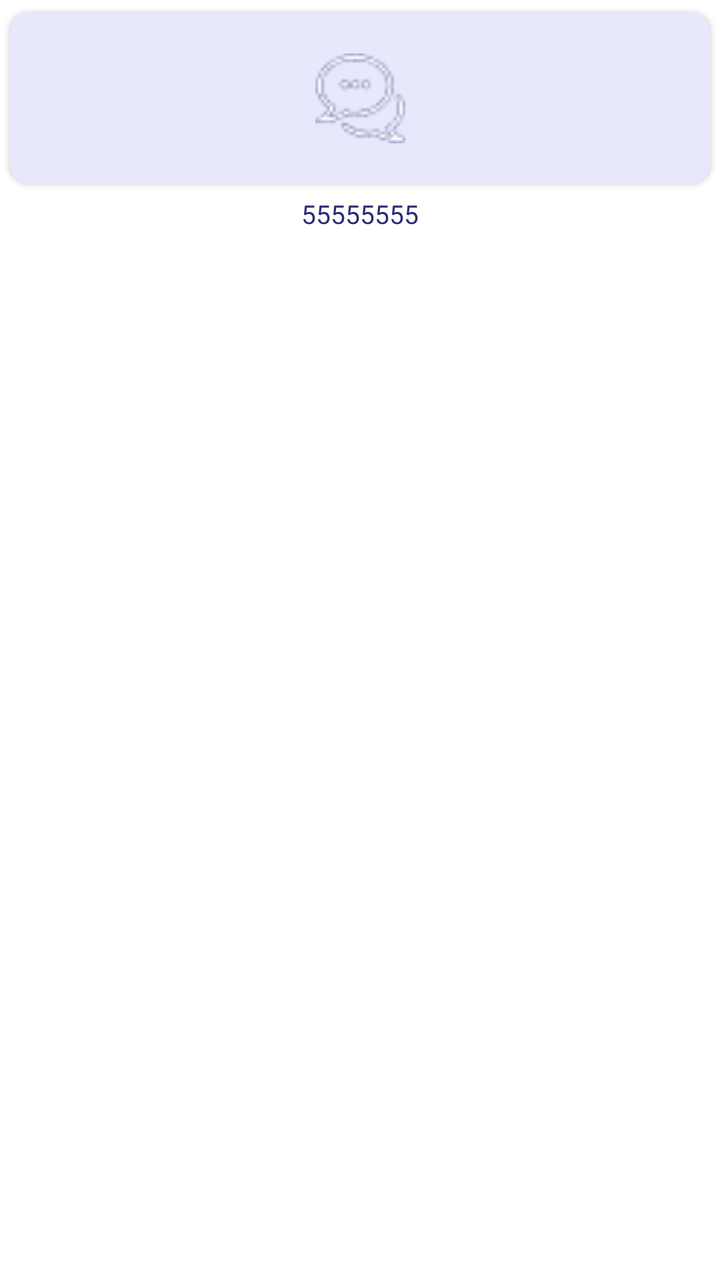
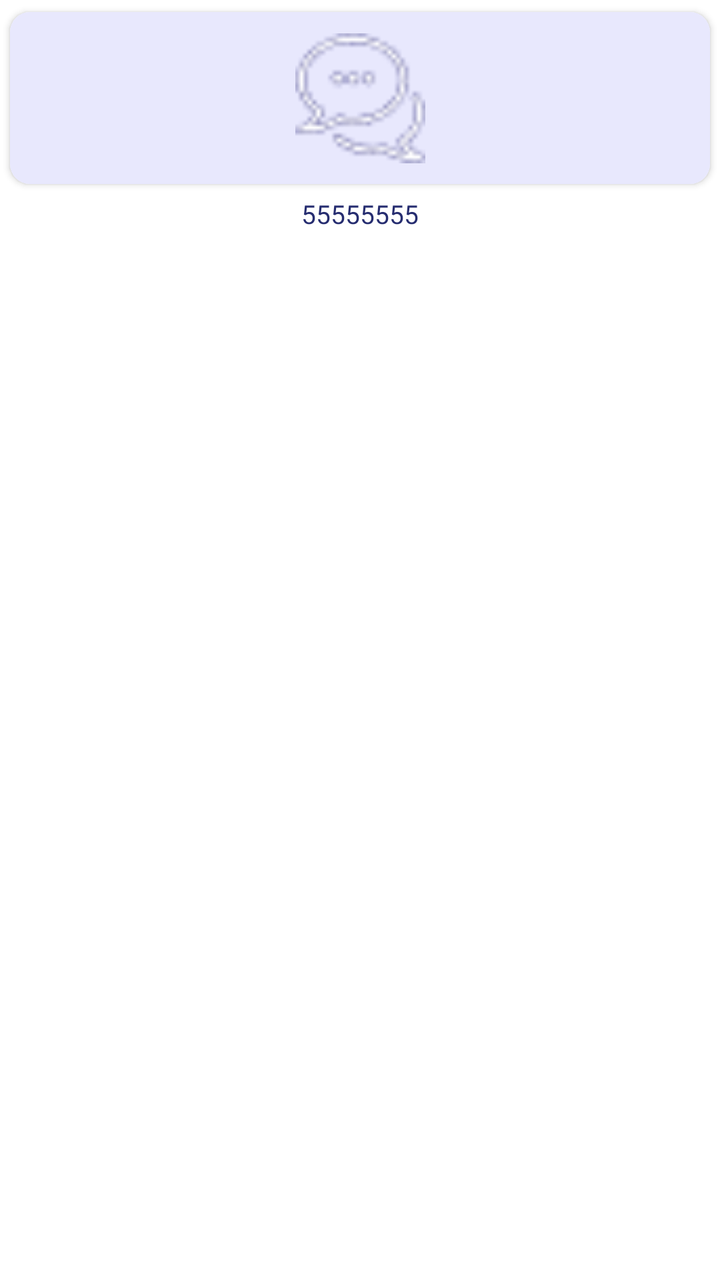

Screens rendered from an Android XML layout before and after an edit, with the pre-edit source and the edit as a unified diff.
<!-- AndroidManifest.xml: application theme Theme.NewDesign -->
<!-- res/layout/item_layout_medicalrvservices.xml -->
<?xml version="1.0" encoding="utf-8"?>
<androidx.constraintlayout.widget.ConstraintLayout
        xmlns:android="http://schemas.android.com/apk/res/android"
        android:layout_width="match_parent"
        android:layout_height="wrap_content"
        xmlns:app="http://schemas.android.com/apk/res-auto">

    <androidx.cardview.widget.CardView
            android:id="@+id/cardview"
            android:layout_width="match_parent"
            android:layout_height="wrap_content"
            app:cardCornerRadius="10dp"
            app:cardUseCompatPadding="true"
            android:background="@color/color_completeprofile"
            app:layout_constraintEnd_toEndOf="parent"
            app:layout_constraintStart_toStartOf="parent"
            app:layout_constraintTop_toTopOf="parent"

    >

        <androidx.constraintlayout.widget.ConstraintLayout
                android:id="@+id/layput_services"
                android:layout_width="match_parent"
                android:layout_height="match_parent"
                android:background="@color/color_completeprofile"
                android:padding="3dp"
        >

            <androidx.constraintlayout.widget.ConstraintLayout
                    android:id="@+id/layout_uploadImage"
                    android:layout_width="80dp"
                    android:layout_height="80dp"
                    app:layout_constraintTop_toTopOf="parent"
                    app:layout_constraintEnd_toEndOf="parent"
                    app:layout_constraintStart_toStartOf="parent">

                <com.google.android.material.imageview.ShapeableImageView
                        android:id="@+id/iv_services"
                        android:layout_width="45dp"
                        android:layout_height="45dp"
                        android:adjustViewBounds="true"
                        android:src="@drawable/ic_chat"
                        app:layout_constraintBottom_toBottomOf="parent"
                        app:layout_constraintEnd_toEndOf="parent"
                        app:layout_constraintStart_toStartOf="parent"
                        app:layout_constraintTop_toTopOf="parent"/>
            </androidx.constraintlayout.widget.ConstraintLayout>

        </androidx.constraintlayout.widget.ConstraintLayout>

    </androidx.cardview.widget.CardView>
    <TextView
            android:id="@+id/tv_serviceName"
            android:layout_width="wrap_content"
            android:layout_height="wrap_content"
            android:text="55555555"
            android:gravity="center"
            android:textAppearance="@style/TextAppearance.AppCompat.Headline"
            android:textColor="@color/color_primary"
            android:textSize="13sp"
            app:layout_constraintStart_toStartOf="parent"
            app:layout_constraintEnd_toEndOf="parent"
            app:layout_constraintTop_toBottomOf="@+id/cardview"/>


</androidx.constraintlayout.widget.ConstraintLayout>
<!-- resources referenced by this layout -->
<resources>
  <color name="color_completeprofile">#E8E8FD</color>
  <color name="color_primary">#262D70</color>
  <!-- drawable ic_chat: png bitmap (drawable, 1329 bytes) -->
  <style name="Theme.NewDesign" parent="Theme.MaterialComponents.Light.NoActionBar">
          
          <item name="colorPrimary">@color/purple_500</item>
          <item name="colorPrimaryVariant">@color/purple_700</item>
          <item name="colorOnPrimary">@color/white</item>
          
          <item name="colorSecondary">#0639BA</item>
          <item name="colorSecondaryVariant">@color/teal_700</item>
          <item name="colorOnSecondary">@color/black</item>
          
          <item name="android:statusBarColor">?attr/colorPrimaryVariant</item>
          
      </style>
  <color name="purple_500">#FF6200EE</color>
  <color name="purple_700">#FF3700B3</color>
  <color name="white">#FFFFFFFF</color>
  <color name="teal_700">#FF018786</color>
  <color name="black">#FF000000</color>
</resources>

<!-- the commit's change to res/layout/item_layout_medicalrvservices.xml (unified diff, before → after) -->
@@ -36,8 +36,8 @@
 
                 <com.google.android.material.imageview.ShapeableImageView
                         android:id="@+id/iv_services"
-                        android:layout_width="45dp"
-                        android:layout_height="45dp"
+                        android:layout_width="65dp"
+                        android:layout_height="65dp"
                         android:adjustViewBounds="true"
                         android:src="@drawable/ic_chat"
                         app:layout_constraintBottom_toBottomOf="parent"
<!-- resource entries referenced after the edit -->
@@ -16,7 +16,7 @@
           <item name="android:statusBarColor">?attr/colorPrimaryVariant</item>
           
       </style>
-  <color name="purple_500">#FF6200EE</color>
+  <color name="purple_500">#AEB3BE</color>
   <color name="purple_700">#FF3700B3</color>
   <color name="white">#FFFFFFFF</color>
   <color name="teal_700">#FF018786</color>
